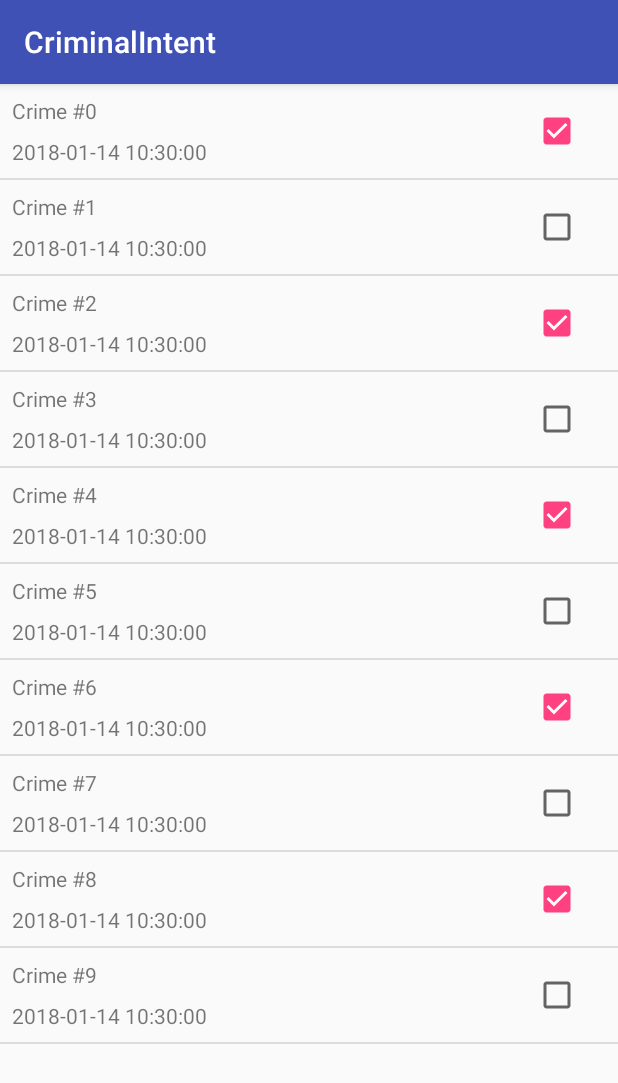
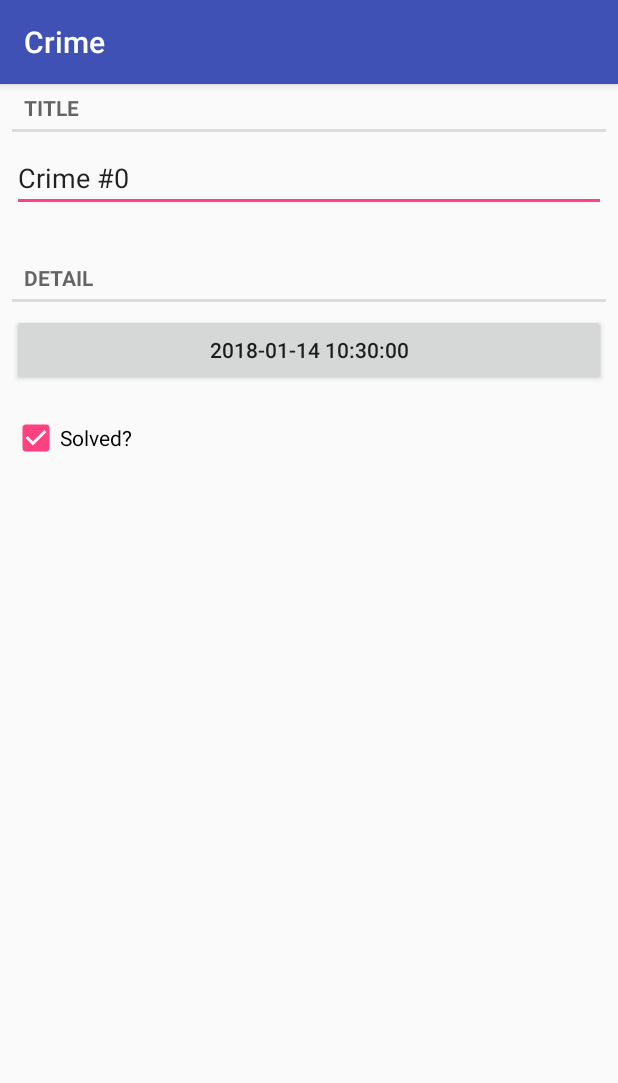
Before and after one commit to NUAAMETEOR/CriminalIntent, an Android app: the screen it shows after launch (CrimeListActivity before the commit, CrimeActivity after it), after a tap on an icon or button, on a phone screen of 412 x 824 dp. Shown: the top 1083 px of the screen. Run offline under Robolectric (Android 15) with nearby library versions, the phone set to English and light mode, and no system bars.

Commit message:
点击crime list列表弹出crime配置activity

```diff
--- a/app/src/main/AndroidManifest.xml
+++ b/app/src/main/AndroidManifest.xml
@@ -9,7 +9,7 @@
         android:roundIcon="@mipmap/ic_launcher_round"
         android:supportsRtl="true"
         android:theme="@style/AppTheme">
-        <activity android:name=".MainActivity">
+        <activity android:name=".CrimeActivity">
         </activity>
         <activity android:name=".CrimeListActivity">
             <intent-filter>
--- a/app/src/main/java/cn/edu/nuaa/criminalintent/MainActivity.java
+++ b/app/src/main/java/cn/edu/nuaa/criminalintent/CrimeActivity.java
@@ -4,8 +4,10 @@ import android.app.Fragment;
 import android.os.Bundle;
 import android.util.Log;
 
-public class MainActivity extends BaseFragmentActivity {
-    private static final String LOG_TAG = MainActivity.class.getName();
+import java.util.UUID;
+
+public class CrimeActivity extends BaseFragmentActivity {
+    private static final String LOG_TAG = CrimeActivity.class.getName();
 
     @Override
     protected void onCreate(Bundle savedInstanceState) {
@@ -15,7 +17,8 @@ public class MainActivity extends BaseFragmentActivity {
 
     @Override
     protected Fragment createFragment() {
-        return new CrimeFragment();
+        UUID uuid = (UUID) getIntent().getSerializableExtra(CrimeFragment.UUID_EXTRA_KEY);
+        return CrimeFragment.createInstance(uuid);
     }
 
     @Override
@@ -50,20 +53,20 @@ public class MainActivity extends BaseFragmentActivity {
 }
 
 
-//01-12 22:41:30.320 17793-17793/cn.edu.nuaa.criminalintent D/cn.edu.nuaa.criminalintent.MainActivity: onCreate called
+//01-12 22:41:30.320 17793-17793/cn.edu.nuaa.criminalintent D/cn.edu.nuaa.criminalintent.CrimeActivity: onCreate called
 //        01-12 22:41:30.640 17793-17793/cn.edu.nuaa.criminalintent D/cn.edu.nuaa.criminalintent.CrimeFragment: onCreate called
 //        01-12 22:41:30.670 17793-17793/cn.edu.nuaa.criminalintent D/cn.edu.nuaa.criminalintent.CrimeFragment: onCreateView called
 //        01-12 22:41:30.690 17793-17793/cn.edu.nuaa.criminalintent D/cn.edu.nuaa.criminalintent.CrimeFragment: onActivityCreate called
-//        01-12 22:41:30.690 17793-17793/cn.edu.nuaa.criminalintent D/cn.edu.nuaa.criminalintent.MainActivity: onStart called
+//        01-12 22:41:30.690 17793-17793/cn.edu.nuaa.criminalintent D/cn.edu.nuaa.criminalintent.CrimeActivity: onStart called
 //        01-12 22:41:30.690 17793-17793/cn.edu.nuaa.criminalintent D/cn.edu.nuaa.criminalintent.CrimeFragment: onStart called
-//        01-12 22:41:30.690 17793-17793/cn.edu.nuaa.criminalintent D/cn.edu.nuaa.criminalintent.MainActivity: onResume called
+//        01-12 22:41:30.690 17793-17793/cn.edu.nuaa.criminalintent D/cn.edu.nuaa.criminalintent.CrimeActivity: onResume called
 //        01-12 22:41:30.690 17793-17793/cn.edu.nuaa.criminalintent D/cn.edu.nuaa.criminalintent.CrimeFragment: onResume called
 
 //01-12 22:43:18.620 17793-17793/cn.edu.nuaa.criminalintent D/cn.edu.nuaa.criminalintent.CrimeFragment: onPause called
-//        01-12 22:43:18.620 17793-17793/cn.edu.nuaa.criminalintent D/cn.edu.nuaa.criminalintent.MainActivity: onPause called
+//        01-12 22:43:18.620 17793-17793/cn.edu.nuaa.criminalintent D/cn.edu.nuaa.criminalintent.CrimeActivity: onPause called
 //        01-12 22:43:18.940 17793-17793/cn.edu.nuaa.criminalintent D/cn.edu.nuaa.criminalintent.CrimeFragment: onStop called
-//        01-12 22:43:18.950 17793-17793/cn.edu.nuaa.criminalintent D/cn.edu.nuaa.criminalintent.MainActivity: onStop called
+//        01-12 22:43:18.950 17793-17793/cn.edu.nuaa.criminalintent D/cn.edu.nuaa.criminalintent.CrimeActivity: onStop called
 //        01-12 22:43:18.950 17793-17793/cn.edu.nuaa.criminalintent D/cn.edu.nuaa.criminalintent.CrimeFragment: onDestroyView called
 //        01-12 22:43:18.950 17793-17793/cn.edu.nuaa.criminalintent D/cn.edu.nuaa.criminalintent.CrimeFragment: onDestroy called
 //        01-12 22:43:18.950 17793-17793/cn.edu.nuaa.criminalintent D/cn.edu.nuaa.criminalintent.CrimeFragment: onDetach called
-//        01-12 22:43:18.950 17793-17793/cn.edu.nuaa.criminalintent D/cn.edu.nuaa.criminalintent.MainActivity: onDestroy called
+//        01-12 22:43:18.950 17793-17793/cn.edu.nuaa.criminalintent D/cn.edu.nuaa.criminalintent.CrimeActivity: onDestroy called
--- a/app/src/main/java/cn/edu/nuaa/criminalintent/CrimeFragment.java
+++ b/app/src/main/java/cn/edu/nuaa/criminalintent/CrimeFragment.java
@@ -16,9 +16,10 @@ import android.widget.CompoundButton;
 import android.widget.EditText;
 
 import java.text.SimpleDateFormat;
-import java.util.Calendar;
+import java.util.UUID;
 
 import cn.edu.nuaa.model.Crime;
+import cn.edu.nuaa.model.CrimeRepository;
 
 /**
  * Created by Meteor on 2018/1/12.
@@ -30,6 +31,7 @@ public class CrimeFragment extends Fragment {
     private EditText titleText;
     private Button   dateButton;
     private CheckBox solveOption;
+    public static final String UUID_EXTRA_KEY = "uuid";
 
     @Override
     public void onAttach(Context context) {
@@ -41,7 +43,9 @@ public class CrimeFragment extends Fragment {
     public void onCreate(@Nullable Bundle savedInstanceState) {
         Log.d(LOG_TAG, "onCreate called");
         super.onCreate(savedInstanceState);
-        crimeInst = new Crime();
+        UUID uuid = (UUID) getArguments().getSerializable(UUID_EXTRA_KEY);
+        crimeInst = CrimeRepository.getCrimeRepository(getActivity()).getCrime(uuid);
+        getActivity().setTitle(R.string.activity_crime_title);
     }
 
     @Nullable
@@ -54,12 +58,13 @@ public class CrimeFragment extends Fragment {
             return null;
         }
         titleText = (EditText) v.findViewById(R.id.crimeTitle);
+        titleText.setText(crimeInst.getCrimeTitle());
         dateButton = v.findViewById(R.id.crimeDate);
         SimpleDateFormat simpleDateFormat = new SimpleDateFormat("yyyy-MM-dd HH:mm:ss");
-        Calendar         calendar         = Calendar.getInstance();
-        String           currentTime      = simpleDateFormat.format(calendar.getTime());
+        String           currentTime      = simpleDateFormat.format(crimeInst.getCrimeDate());
         dateButton.setText(currentTime);
         solveOption = v.findViewById(R.id.crimeSolved);
+        solveOption.setChecked(crimeInst.isCrimeSolved());
         if (titleText != null) {
             titleText.addTextChangedListener(new TextWatcher() {
                 @Override
@@ -85,6 +90,14 @@ public class CrimeFragment extends Fragment {
             }
         });
         return v;
+    }
+
+    public static CrimeFragment createInstance(UUID crimeId) {
+        Bundle bundle = new Bundle();
+        bundle.putSerializable(UUID_EXTRA_KEY, crimeId);
+        CrimeFragment crimeFragment = new CrimeFragment();
+        crimeFragment.setArguments(bundle);
+        return crimeFragment;
     }
 
     @Override
--- a/app/src/main/java/cn/edu/nuaa/criminalintent/CrimeListFragment.java
+++ b/app/src/main/java/cn/edu/nuaa/criminalintent/CrimeListFragment.java
@@ -1,12 +1,11 @@
 package cn.edu.nuaa.criminalintent;
 
 import android.app.ListFragment;
+import android.content.Intent;
 import android.os.Bundle;
 import android.support.annotation.Nullable;
-import android.util.Log;
 import android.view.View;
 import android.widget.ListView;
-import android.widget.Toast;
 
 import cn.edu.nuaa.model.Crime;
 import cn.edu.nuaa.model.CrimeAdapter;
@@ -21,7 +20,9 @@ public class CrimeListFragment extends ListFragment {
     @Override
     public void onListItemClick(ListView l, View v, int position, long id) {
         Crime crime = ((CrimeAdapter) getListAdapter()).getItem(position);
-        Log.d(LOG_TAG, crime.getCrimeTitle() + "clicked");
+        Intent intent = new Intent(getActivity(), CrimeActivity.class);
+        intent.putExtra(CrimeFragment.UUID_EXTRA_KEY, crime.getCrimeId());
+        startActivity(intent);
     }
 
     @Override
--- a/app/src/main/res/layout/activity_main.xml
+++ b/app/src/main/res/layout/activity_main.xml
@@ -4,7 +4,7 @@
     xmlns:tools="http://schemas.android.com/tools"
     android:layout_width="match_parent"
     android:layout_height="match_parent"
-    tools:context="cn.edu.nuaa.criminalintent.MainActivity"
+    tools:context="cn.edu.nuaa.criminalintent.CrimeActivity"
     android:id="@+id/fragmentContainer">
 
 
```
